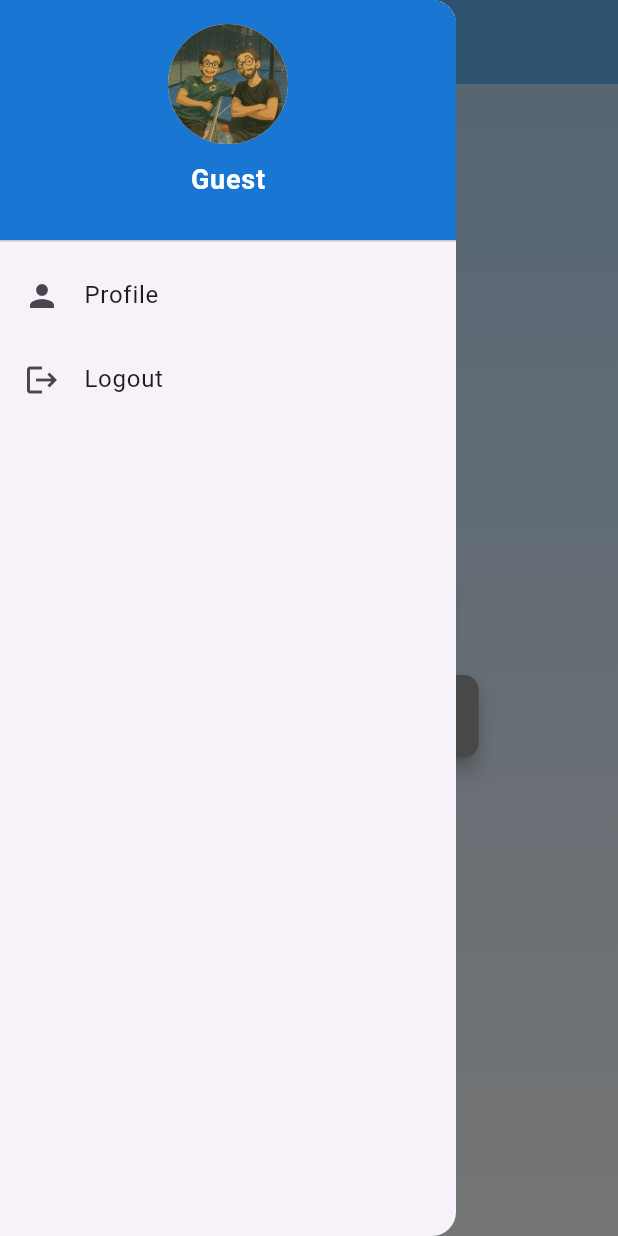
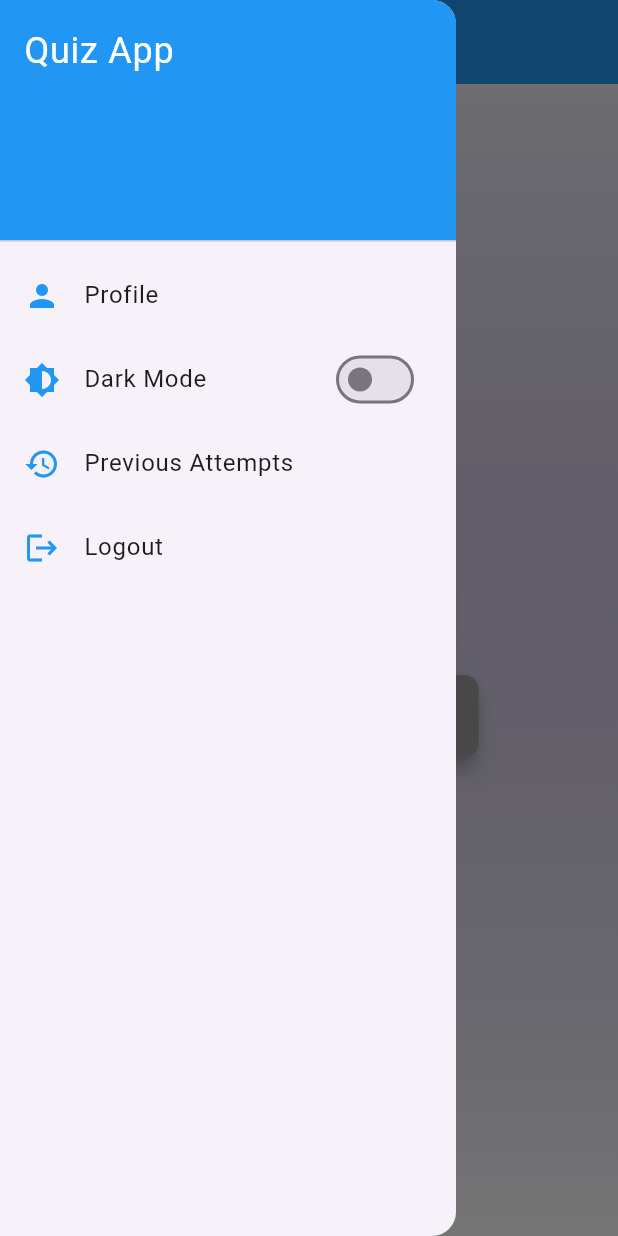
Before and after one commit to yousssef-masmoudi/Quizz, a Flutter app: the HomeScreen screen opened by its route, with the side drawer open, on a phone screen of 412 x 824 dp. Run offline on Flutter 3.47's test engine with Material 3 defaults, Android fonts, the light colour scheme and no system bars; missing offline and left inert: html_character_entities.

Commit message:
dark mode , drawer update about us file initial works errors with pictures that will be fixed in a latter date

```diff
--- a/lib/pages/home.page.dart
+++ b/lib/pages/home.page.dart
@@ -11,13 +11,12 @@ class HomeScreen extends StatelessWidget {
 
   @override
   Widget build(BuildContext context) {
-    final auth = Provider.of<AuthProvider>(context);
-
     return Scaffold(
       appBar: AppBar(
         title: const Text("Quiz App"),
         centerTitle: true,
-        backgroundColor: Colors.blue.shade300,
+        backgroundColor:
+            Theme.of(context).appBarTheme.backgroundColor, // Use theme
         elevation: 0,
       ),
       drawer: const AppDrawer(),
@@ -26,7 +25,13 @@ class HomeScreen extends StatelessWidget {
           gradient: LinearGradient(
             begin: Alignment.topCenter,
             end: Alignment.bottomCenter,
-            colors: [Colors.blue.shade100, Colors.white],
+            colors: [
+              Theme.of(context)
+                  .colorScheme
+                  .primary
+                  .withOpacity(0.1), // Use theme
+              Theme.of(context).scaffoldBackgroundColor, // Use theme
+            ],
           ),
         ),
         child: Center(
@@ -40,13 +45,14 @@ class HomeScreen extends StatelessWidget {
                     Navigator.push(
                       context,
                       MaterialPageRoute(
-                        builder: (_) => const QuizSettingsPage(),
-                      ),
+                          builder: (_) => const QuizSettingsPage()),
                     );
                   },
                   style: ElevatedButton.styleFrom(
-                    backgroundColor: Colors.blue.shade500,
-                    foregroundColor: Colors.white,
+                    backgroundColor:
+                        Theme.of(context).colorScheme.primary, // Use theme
+                    foregroundColor:
+                        Theme.of(context).colorScheme.onPrimary, // Use theme
                     padding: const EdgeInsets.symmetric(
                         horizontal: 48, vertical: 16),
                     textStyle: const TextStyle(fontSize: 20),
@@ -62,14 +68,14 @@ class HomeScreen extends StatelessWidget {
                   onPressed: () {
                     Navigator.push(
                       context,
-                      MaterialPageRoute(
-                        builder: (_) => const AttemptsScreen(),
-                      ),
+                      MaterialPageRoute(builder: (_) => const AttemptsScreen()),
                     );
                   },
                   style: ElevatedButton.styleFrom(
-                    backgroundColor: Colors.grey.shade500,
-                    foregroundColor: Colors.white,
+                    backgroundColor:
+                        Colors.grey.shade500, // Keep grey for now or theme it
+                    foregroundColor:
+                        Colors.white, // Keep white for now or theme it
                     padding: const EdgeInsets.symmetric(
                         horizontal: 48, vertical: 16),
                     textStyle: const TextStyle(fontSize: 20),
--- /dev/null
+++ b/lib/state/theme_provider.dart
@@ -0,0 +1,62 @@
+import 'package:flutter/material.dart';
+
+class ThemeProvider extends ChangeNotifier {
+  ThemeMode _themeMode = ThemeMode.light;
+
+  ThemeMode get themeMode => _themeMode;
+
+  bool get isDarkMode => _themeMode == ThemeMode.dark;
+
+  void toggleTheme() {
+    _themeMode =
+        _themeMode == ThemeMode.light ? ThemeMode.dark : ThemeMode.light;
+    notifyListeners();
+  }
+
+  static ThemeData lightTheme = ThemeData(
+    primarySwatch: Colors.blue,
+    brightness: Brightness.light,
+    scaffoldBackgroundColor: Colors.white,
+    appBarTheme: const AppBarTheme(
+      backgroundColor: Colors.blue,
+      titleTextStyle: TextStyle(color: Colors.white, fontSize: 20),
+      iconTheme: IconThemeData(color: Colors.white),
+    ),
+    iconTheme: const IconThemeData(color: Colors.blue),
+    elevatedButtonTheme: ElevatedButtonThemeData(
+      style: ElevatedButton.styleFrom(
+        foregroundColor: Colors.white,
+        backgroundColor: Colors.blue,
+      ),
+    ),
+    cardTheme: const CardTheme(
+      elevation: 2,
+      shape: RoundedRectangleBorder(
+          borderRadius: BorderRadius.all(Radius.circular(8))),
+    ),
+  );
+
+  static ThemeData darkTheme = ThemeData(
+    primarySwatch: Colors.grey,
+    brightness: Brightness.dark,
+    scaffoldBackgroundColor: Colors.grey[800],
+    appBarTheme: AppBarTheme(
+      backgroundColor: Colors.grey[900],
+      titleTextStyle: const TextStyle(color: Colors.white, fontSize: 20),
+      iconTheme: const IconThemeData(color: Colors.white),
+    ),
+    iconTheme: const IconThemeData(color: Colors.white),
+    elevatedButtonTheme: ElevatedButtonThemeData(
+      style: ElevatedButton.styleFrom(
+        foregroundColor: Colors.white,
+        backgroundColor: Colors.grey[700],
+      ),
+    ),
+    cardTheme: CardTheme(
+      elevation: 4,
+      color: Colors.grey[700],
+      shape: const RoundedRectangleBorder(
+          borderRadius: BorderRadius.all(Radius.circular(8))),
+    ),
+  );
+}
--- a/lib/widgets/app_drawer.dart
+++ b/lib/widgets/app_drawer.dart
@@ -1,6 +1,7 @@
 import 'package:flutter/material.dart';
 import 'package:provider/provider.dart';
 import '../state/auth_provider.dart';
+import '../state/theme_provider.dart'; // Adjust the import path if necessary
 
 class AppDrawer extends StatelessWidget {
   const AppDrawer({super.key});
@@ -8,47 +9,61 @@ class AppDrawer extends StatelessWidget {
   @override
   Widget build(BuildContext context) {
     final auth = Provider.of<AuthProvider>(context);
+    final themeProvider = Provider.of<ThemeProvider>(context);
+    final isDarkMode = themeProvider.isDarkMode;
 
     return Drawer(
       child: ListView(
         padding: EdgeInsets.zero,
-        children: [
+        children: <Widget>[
           DrawerHeader(
             decoration: BoxDecoration(
-              color: Colors.blue.shade700,
+              color: isDarkMode ? Colors.grey[900] : Colors.blue,
             ),
-            child: Column(
-              children: [
-                CircleAvatar(
-                  radius: 40,
-                  backgroundColor: Colors.white,
-                  backgroundImage: const AssetImage('images/profile.png'),
-                ),
-                const SizedBox(height: 10),
-                Text(
-                  auth.isAuthenticated ? "User" : "Guest",
-                  style: const TextStyle(
-                    color: Colors.white,
-                    fontSize: 18,
-                    fontWeight: FontWeight.bold,
-                  ),
-                ),
-              ],
+            child: const Text(
+              'Quiz App',
+              style: TextStyle(
+                color: Colors.white,
+                fontSize: 24,
+              ),
             ),
           ),
           ListTile(
-            leading: const Icon(Icons.person),
-            title: const Text("Profile"),
+            leading:
+                Icon(Icons.person, color: Theme.of(context).iconTheme.color),
+            title: const Text('Profile'),
             onTap: () {
+              // Navigate to profile screen
               Navigator.pop(context);
+              Navigator.pushNamed(context, '/profile');
+            },
+          ),
+          SwitchListTile(
+            secondary: Icon(Icons.brightness_6,
+                color: Theme.of(context).iconTheme.color),
+            title: const Text('Dark Mode'),
+            value: isDarkMode,
+            onChanged: (bool value) {
+              themeProvider.toggleTheme();
             },
           ),
           ListTile(
-            leading: const Icon(Icons.logout),
-            title: const Text("Logout"),
+            leading:
+                Icon(Icons.history, color: Theme.of(context).iconTheme.color),
+            title: const Text('Previous Attempts'),
+            onTap: () {
+              Navigator.pop(context);
+              Navigator.pushNamed(context, '/attempts');
+            },
+          ),
+          ListTile(
+            leading:
+                Icon(Icons.logout, color: Theme.of(context).iconTheme.color),
+            title: const Text('Logout'),
             onTap: () {
               auth.logout();
               Navigator.pop(context);
+              // Navigate to login screen if you have one
             },
           ),
         ],
```
Also changed, not shown: lib/main.dart (+17 -8 lines), lib/pages/about_us.page.dart (added, +127 -0 lines), lib/pages/attempts_screen.dart (+15 -9 lines), lib/pages/quizz.page.dart (+20 -7 lines), lib/pages/quizz_settings.dart (+56 -22 lines), lib/pages/result.page.dart (+17 -11 lines), pubspec.yaml (+6 -2 lines), images/saif1.png (added), images/saif2.png (added), images/youssef1.png (added), images/youssef2.png (added).
